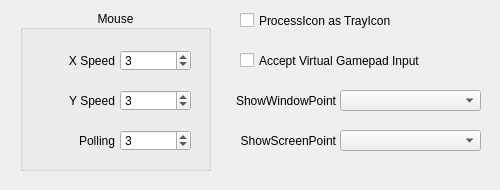
First picture: the form in QKeyMapper/qmappingadvanceddialog.ui, repository Zalafina/QKeyMapper, before the edit.
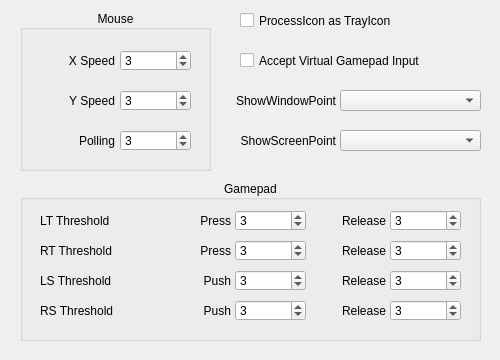
Second picture: the form after the edit.

Commit message: Add gamepad threshold UI.

Patch:
```diff
--- a/QKeyMapper/qmappingadvanceddialog.ui
+++ b/QKeyMapper/qmappingadvanceddialog.ui
@@ -7,7 +7,7 @@
     <x>0</x>
     <y>0</y>
     <width>500</width>
-    <height>190</height>
+    <height>360</height>
    </rect>
   </property>
   <property name="sizePolicy">
@@ -19,13 +19,13 @@
   <property name="minimumSize">
    <size>
     <width>500</width>
-    <height>190</height>
+    <height>360</height>
    </size>
   </property>
   <property name="maximumSize">
    <size>
     <width>500</width>
-    <height>190</height>
+    <height>360</height>
    </size>
   </property>
   <property name="windowTitle">
@@ -52,7 +52,7 @@
     <rect>
      <x>240</x>
      <y>50</y>
-     <width>221</width>
+     <width>251</width>
      <height>21</height>
     </rect>
    </property>
@@ -178,9 +178,9 @@
   <widget class="QLabel" name="showWindowPointKeyLabel">
    <property name="geometry">
     <rect>
-     <x>225</x>
+     <x>215</x>
      <y>90</y>
-     <width>111</width>
+     <width>121</width>
      <height>21</height>
     </rect>
    </property>
@@ -220,9 +220,9 @@
   <widget class="QLabel" name="showScreenPointKeyLabel">
    <property name="geometry">
     <rect>
-     <x>225</x>
+     <x>215</x>
      <y>130</y>
-     <width>111</width>
+     <width>121</width>
      <height>21</height>
     </rect>
    </property>
@@ -233,6 +233,343 @@
     <set>Qt::AlignmentFlag::AlignRight|Qt::AlignmentFlag::AlignTrailing|Qt::AlignmentFlag::AlignVCenter</set>
    </property>
   </widget>
+  <widget class="QGroupBox" name="gamepadGroupBox">
+   <property name="geometry">
+    <rect>
+     <x>20</x>
+     <y>180</y>
+     <width>461</width>
+     <height>161</height>
+    </rect>
+   </property>
+   <property name="title">
+    <string>Gamepad</string>
+   </property>
+   <property name="alignment">
+    <set>Qt::AlignmentFlag::AlignCenter</set>
+   </property>
+   <widget class="QLabel" name="LT_ThresholdLabel">
+    <property name="geometry">
+     <rect>
+      <x>20</x>
+      <y>30</y>
+      <width>101</width>
+      <height>21</height>
+     </rect>
+    </property>
+    <property name="text">
+     <string>LT Threshold</string>
+    </property>
+    <property name="alignment">
+     <set>Qt::AlignmentFlag::AlignLeading|Qt::AlignmentFlag::AlignLeft|Qt::AlignmentFlag::AlignVCenter</set>
+    </property>
+   </widget>
+   <widget class="QLabel" name="RT_ThresholdLabel">
+    <property name="geometry">
+     <rect>
+      <x>20</x>
+      <y>60</y>
+      <width>101</width>
+      <height>21</height>
+     </rect>
+    </property>
+    <property name="text">
+     <string>RT Threshold</string>
+    </property>
+    <property name="alignment">
+     <set>Qt::AlignmentFlag::AlignLeading|Qt::AlignmentFlag::AlignLeft|Qt::AlignmentFlag::AlignVCenter</set>
+    </property>
+   </widget>
+   <widget class="QLabel" name="RT_Threshold_ReleaseLabel">
+    <property name="geometry">
+     <rect>
+      <x>305</x>
+      <y>60</y>
+      <width>61</width>
+      <height>21</height>
+     </rect>
+    </property>
+    <property name="text">
+     <string>Release</string>
+    </property>
+    <property name="alignment">
+     <set>Qt::AlignmentFlag::AlignRight|Qt::AlignmentFlag::AlignTrailing|Qt::AlignmentFlag::AlignVCenter</set>
+    </property>
+   </widget>
+   <widget class="QLabel" name="RT_Threshold_PressLabel">
+    <property name="geometry">
+     <rect>
+      <x>150</x>
+      <y>60</y>
+      <width>61</width>
+      <height>21</height>
+     </rect>
+    </property>
+    <property name="text">
+     <string>Press</string>
+    </property>
+    <property name="alignment">
+     <set>Qt::AlignmentFlag::AlignRight|Qt::AlignmentFlag::AlignTrailing|Qt::AlignmentFlag::AlignVCenter</set>
+    </property>
+   </widget>
+   <widget class="QLabel" name="LS_Threshold_PushLabel">
+    <property name="geometry">
+     <rect>
+      <x>150</x>
+      <y>90</y>
+      <width>61</width>
+      <height>21</height>
+     </rect>
+    </property>
+    <property name="text">
+     <string>Push</string>
+    </property>
+    <property name="alignment">
+     <set>Qt::AlignmentFlag::AlignRight|Qt::AlignmentFlag::AlignTrailing|Qt::AlignmentFlag::AlignVCenter</set>
+    </property>
+   </widget>
+   <widget class="QLabel" name="LS_Threshold_ReleaseLabel">
+    <property name="geometry">
+     <rect>
+      <x>305</x>
+      <y>90</y>
+      <width>61</width>
+      <height>21</height>
+     </rect>
+    </property>
+    <property name="text">
+     <string>Release</string>
+    </property>
+    <property name="alignment">
+     <set>Qt::AlignmentFlag::AlignRight|Qt::AlignmentFlag::AlignTrailing|Qt::AlignmentFlag::AlignVCenter</set>
+    </property>
+   </widget>
+   <widget class="QLabel" name="LS_ThresholdLabel">
+    <property name="geometry">
+     <rect>
+      <x>20</x>
+      <y>90</y>
+      <width>101</width>
+      <height>21</height>
+     </rect>
+    </property>
+    <property name="text">
+     <string>LS Threshold</string>
+    </property>
+    <property name="alignment">
+     <set>Qt::AlignmentFlag::AlignLeading|Qt::AlignmentFlag::AlignLeft|Qt::AlignmentFlag::AlignVCenter</set>
+    </property>
+   </widget>
+   <widget class="QLabel" name="RS_ThresholdLabel">
+    <property name="geometry">
+     <rect>
+      <x>20</x>
+      <y>120</y>
+      <width>101</width>
+      <height>21</height>
+     </rect>
+    </property>
+    <property name="text">
+     <string>RS Threshold</string>
+    </property>
+    <property name="alignment">
+     <set>Qt::AlignmentFlag::AlignLeading|Qt::AlignmentFlag::AlignLeft|Qt::AlignmentFlag::AlignVCenter</set>
+    </property>
+   </widget>
+   <widget class="QLabel" name="RS_Threshold_PushLabel">
+    <property name="geometry">
+     <rect>
+      <x>150</x>
+      <y>120</y>
+      <width>61</width>
+      <height>21</height>
+     </rect>
+    </property>
+    <property name="text">
+     <string>Push</string>
+    </property>
+    <property name="alignment">
+     <set>Qt::AlignmentFlag::AlignRight|Qt::AlignmentFlag::AlignTrailing|Qt::AlignmentFlag::AlignVCenter</set>
+    </property>
+   </widget>
+   <widget class="QLabel" name="RS_Threshold_ReleaseLabel">
+    <property name="geometry">
+     <rect>
+      <x>305</x>
+      <y>120</y>
+      <width>61</width>
+      <height>21</height>
+     </rect>
+    </property>
+    <property name="text">
+     <string>Release</string>
+    </property>
+    <property name="alignment">
+     <set>Qt::AlignmentFlag::AlignRight|Qt::AlignmentFlag::AlignTrailing|Qt::AlignmentFlag::AlignVCenter</set>
+    </property>
+   </widget>
+   <widget class="QSpinBox" name="LT_Threshold_PressSpinBox">
+    <property name="geometry">
+     <rect>
+      <x>215</x>
+      <y>30</y>
+      <width>71</width>
+      <height>21</height>
+     </rect>
+    </property>
+    <property name="focusPolicy">
+     <enum>Qt::FocusPolicy::ClickFocus</enum>
+    </property>
+    <property name="value">
+     <number>3</number>
+    </property>
+   </widget>
+   <widget class="QLabel" name="LT_Threshold_ReleaseLabel">
+    <property name="geometry">
+     <rect>
+      <x>305</x>
+      <y>30</y>
+      <width>61</width>
+      <height>21</height>
+     </rect>
+    </property>
+    <property name="text">
+     <string>Release</string>
+    </property>
+    <property name="alignment">
+     <set>Qt::AlignmentFlag::AlignRight|Qt::AlignmentFlag::AlignTrailing|Qt::AlignmentFlag::AlignVCenter</set>
+    </property>
+   </widget>
+   <widget class="QSpinBox" name="LT_Threshold_ReleaseSpinBox">
+    <property name="geometry">
+     <rect>
+      <x>370</x>
+      <y>30</y>
+      <width>71</width>
+      <height>21</height>
+     </rect>
+    </property>
+    <property name="focusPolicy">
+     <enum>Qt::FocusPolicy::ClickFocus</enum>
+    </property>
+    <property name="value">
+     <number>3</number>
+    </property>
+   </widget>
+   <widget class="QSpinBox" name="RT_Threshold_ReleaseSpinBox">
+    <property name="geometry">
+     <rect>
+      <x>370</x>
+      <y>60</y>
+      <width>71</width>
+      <height>21</height>
+     </rect>
+    </property>
+    <property name="focusPolicy">
+     <enum>Qt::FocusPolicy::ClickFocus</enum>
+    </property>
+    <property name="value">
+     <number>3</number>
+    </property>
+   </widget>
+   <widget class="QSpinBox" name="RT_Threshold_PressSpinBox">
+    <property name="geometry">
+     <rect>
+      <x>215</x>
+      <y>60</y>
+      <width>71</width>
+      <height>21</height>
+     </rect>
+    </property>
+    <property name="focusPolicy">
+     <enum>Qt::FocusPolicy::ClickFocus</enum>
+    </property>
+    <property name="value">
+     <number>3</number>
+    </property>
+   </widget>
+   <widget class="QSpinBox" name="LS_Threshold_ReleaseSpinBox">
+    <property name="geometry">
+     <rect>
+      <x>370</x>
+      <y>90</y>
+      <width>71</width>
+      <height>21</height>
+     </rect>
+    </property>
+    <property name="focusPolicy">
+     <enum>Qt::FocusPolicy::ClickFocus</enum>
+    </property>
+    <property name="value">
+     <number>3</number>
+    </property>
+   </widget>
+   <widget class="QSpinBox" name="LS_Threshold_PushSpinBox">
+    <property name="geometry">
+     <rect>
+      <x>215</x>
+      <y>90</y>
+      <width>71</width>
+      <height>21</height>
+     </rect>
+    </property>
+    <property name="focusPolicy">
+     <enum>Qt::FocusPolicy::ClickFocus</enum>
+    </property>
+    <property name="value">
+     <number>3</number>
+    </property>
+   </widget>
+   <widget class="QSpinBox" name="RS_Threshold_ReleaseSpinBox">
+    <property name="geometry">
+     <rect>
+      <x>370</x>
+      <y>120</y>
+      <width>71</width>
+      <height>21</height>
+     </rect>
+    </property>
+    <property name="focusPolicy">
+     <enum>Qt::FocusPolicy::ClickFocus</enum>
+    </property>
+    <property name="value">
+     <number>3</number>
+    </property>
+   </widget>
+   <widget class="QSpinBox" name="RS_Threshold_PushSpinBox">
+    <property name="geometry">
+     <rect>
+      <x>215</x>
+      <y>120</y>
+      <width>71</width>
+      <height>21</height>
+     </rect>
+    </property>
+    <property name="focusPolicy">
+     <enum>Qt::FocusPolicy::ClickFocus</enum>
+    </property>
+    <property name="value">
+     <number>3</number>
+    </property>
+   </widget>
+   <widget class="QLabel" name="LT_Threshold_PressLabel">
+    <property name="geometry">
+     <rect>
+      <x>150</x>
+      <y>30</y>
+      <width>61</width>
+      <height>21</height>
+     </rect>
+    </property>
+    <property name="text">
+     <string>Press</string>
+    </property>
+    <property name="alignment">
+     <set>Qt::AlignmentFlag::AlignRight|Qt::AlignmentFlag::AlignTrailing|Qt::AlignmentFlag::AlignVCenter</set>
+    </property>
+   </widget>
+  </widget>
+  <zorder>gamepadGroupBox</zorder>
   <zorder>mouseGroupBox</zorder>
   <zorder>ProcessIconAsTrayIconCheckBox</zorder>
   <zorder>acceptVirtualGamepadInputCheckBox</zorder>
```
Left out of the diff: 198 changed lines with no effect on the pictures.
